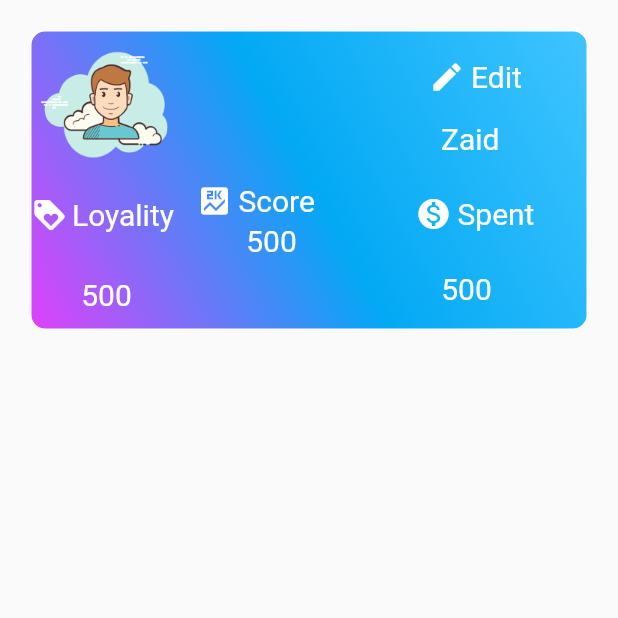
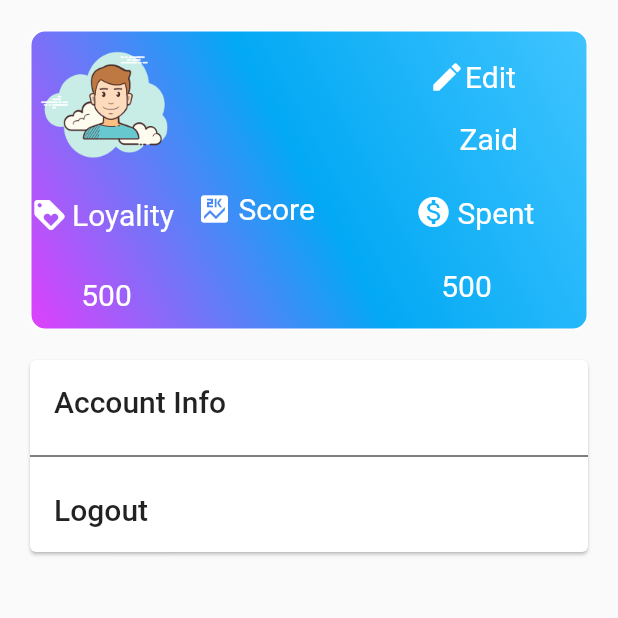
Before and after one commit to MohammedZaid12/Lazawaal, a Flutter app: the screen it shows after launch, on a phone screen of 412 x 824 dp, the top half of it. Run offline on Flutter 3.47's test engine with Material 2 defaults, Android fonts, the phone set to English and light mode, and no system bars; our stand-ins replace image_picker, shared_preferences.

```diff
--- a/lazawaal/lib/Lazawaal/Login.dart
+++ b/lazawaal/lib/Lazawaal/Login.dart
@@ -98,9 +98,9 @@ class LoginState extends State<LazawaalLogin> {
 
                   this.doLogin(map, (LoginAuth log) {
                     print(log.user_id);
-                    loginPrefrence.setString(cKeys.email, log.email);
+                    loginPrefrence.setString(cKeys.email, map["Email"]);
                     loginPrefrence.setBool("isLogin", true);
-                    loginPrefrence.setString(cKeys.token, log.token);
+                    loginPrefrence.setString(cKeys.token, map["Password"]);
 //                    loginPrefrence.setString(cKeys, log.email);
 
                   });
--- a/lazawaal/lib/Lazawaal/User/UserInfo.dart
+++ b/lazawaal/lib/Lazawaal/User/UserInfo.dart
@@ -5,7 +5,10 @@ import 'package:flutter/widgets.dart';
 import 'package:http/http.dart';
 import 'package:lazawaal/Lazawaal/Authentication/GetProfile.dart';
 import 'package:lazawaal/Lazawaal/CommonThings/AllInstances.dart';
+import 'package:lazawaal/Lazawaal/Login.dart';
 import 'package:shared_preferences/shared_preferences.dart';
+
+import 'UserProfile.dart';
 
 class UserCard extends StatefulWidget {
   @override
@@ -38,40 +41,188 @@ class UserCardState extends State<UserCard> {
           height: 200.0,
           width: 1.0,
           decoration: BoxDecoration(
-
               border: Border.all(
                 color: Colors.white,
               ),
               borderRadius: BorderRadius.all(Radius.circular(10)),
-
               gradient: LinearGradient(
                   begin: Alignment.topRight,
                   end: Alignment.bottomLeft,
-              colors: [Colors.lightBlueAccent, Colors.lightBlue  , Colors.purpleAccent])),
+                  colors: [
+                    Colors.lightBlueAccent,
+                    Colors.lightBlue,
+                    Colors.purpleAccent
+                  ])),
 //          color: Colors.lightBlueAccent,
           child: ListView(
             children: <Widget>[
               Row(
-
                 children: <Widget>[
-                  Container(height: 200.0, width: 100.0,child:Column(children: <Widget>[Container(child: userImage(100.0, 100.0  ),),Container(padding: EdgeInsets.all(5.0),) , Row(children: <Widget>[Icon(Icons.loyalty , color: Colors.white,)  , Container(padding: EdgeInsets.only( right:3.0 ),) , Text("Loyality " , style: TextStyle(fontSize: 20.0 , color: Colors.white),),],) ,Container(padding: EdgeInsets.all(15.0),) ,Text("500", style: TextStyle(color: Colors.white , fontSize: 20.0)) ,], ) ),
-                  VerticalDivider(color: Colors.white,
-                    thickness: 2, width: 10,
-                ),Container(margin: EdgeInsets.only(top:20.0),),
-                  Container(height: 45.0, width: 100.0,margin: EdgeInsets.only(top: 47.0) , child: Column(children: <Widget>[Row(children: <Widget>[Icon(Icons.score, color: Colors.white,) , Container(padding: EdgeInsets.all(2.0),) , Text("Score" , style: TextStyle(fontSize: 20.0 , color: Colors.white))],) ,Container(  padding: EdgeInsets.all(3.0),     child:Text("500" , style: TextStyle(fontSize:   20.0 , color: Colors.white)))],),),
- VerticalDivider(color: Colors.white,
-                    thickness: 2, width: 5.0,
+                  Container(
+                      height: 200.0,
+                      width: 100.0,
+                      child: Column(
+                        children: <Widget>[
+                          Container(
+                            child: userImage(100.0, 100.0),
                           ),
-                  Container(height: 200.0, width: 150.0,child: Column(children: <Widget>[Row(children: <Widget>[  Container(margin: EdgeInsets.only(right:50.0,top:10.0),padding: EdgeInsets.only(top: 50.0),), Icon(Icons.edit, color: Colors.white,) , Container(padding: EdgeInsets.all(2.0),) , Text("Edit" , style: TextStyle(fontSize:   20.0 , color: Colors.white))],) , Container( ), Text(" Zaid" ,  style: TextStyle(fontSize:   20.0 , color: Colors.white) , ) , Container(margin: EdgeInsets.only(right:50.0) , padding: EdgeInsets.only(right: 40.0))  , Row(children: <Widget>[  Container(margin: EdgeInsets.only(right:41.0,top:10.0),padding: EdgeInsets.only(top: 67.0),), Icon(Icons.monetization_on, color: Colors.white,) , Container(padding: EdgeInsets.all(2.0),) , Text("Spent" , style: TextStyle(fontSize:   20.0 , color: Colors.white))],), Text("500" , style: TextStyle(fontSize:   20.0 , color: Colors.white))],),),
+                          Container(
+                            padding: EdgeInsets.all(5.0),
+                          ),
+                          Row(
+                            children: <Widget>[
+                              Icon(
+                                Icons.loyalty,
+                                color: Colors.white,
+                              ),
+                              Container(
+                                padding: EdgeInsets.only(right: 3.0),
+                              ),
+                              Text(
+                                "Loyality ",
+                                style: TextStyle(
+                                    fontSize: 20.0, color: Colors.white),
+                              ),
                             ],
                           ),
-//
+                          Container(
+                            padding: EdgeInsets.all(15.0),
+                          ),
+                          Text("500",
+                              style: TextStyle(
+                                  color: Colors.white, fontSize: 20.0)),
+                        ],
+                      )),
+                  VerticalDivider(
+                    color: Colors.white,
+                    thickness: 2,
+                    width: 10,
+                  ),
+                  Container(
+                    height: 35.0,
+                    width: 100.0,
+                    margin: EdgeInsets.only(top: 47.0),
+                    child: Column(
+                      children: <Widget>[
+                        Row(
+                          children: <Widget>[
+                            Icon(
+                              Icons.score,
+                              color: Colors.white,
+                            ),
+                            Container(
+                              padding: EdgeInsets.all(2.0),
+                            ),
+                            Text("Score",
+                                style: TextStyle(
+                                    fontSize: 20.0, color: Colors.white))
+                          ],
+                        ),
+//                        Container(
+//                            padding: EdgeInsets.all(3.0),
+//                            child: Text("500",
+//                                style: TextStyle(
+//                                    fontSize: 20.0, color: Colors.white)))
+                      ],
+                    ),
+                  ),
+                  VerticalDivider(
+                    color: Colors.white,
+                    thickness: 2,
+                    width: 5.0,
+                  ),
+                  Container(
+                    height: 200.0,
+                    width: 150.0,
+                    child: Column(
+                      children: <Widget>[
+                        Row(
+                          children: <Widget>[
+                            Container(
+                              margin: EdgeInsets.only(right: 50.0, top: 10.0),
+                              padding: EdgeInsets.only(top: 50.0),
+                            ),
+                            Icon(
+                              Icons.edit,
+                              color: Colors.white,
+                            ),
+                            Text("Edit",
+                                style: TextStyle(
+                                    fontSize: 20.0, color: Colors.white))
+                          ],
+                        ),
+                        Text(
+                          "      Zaid",
+                          style: TextStyle(fontSize: 20.0, color: Colors.white),
+                        ),
+                        Container(
+                            margin: EdgeInsets.only(right: 50.0),
+                            padding: EdgeInsets.only(right: 40.0)),
+                        Row(
+                          children: <Widget>[
+                            Container(
+                              margin: EdgeInsets.only(right: 41.0, top: 10.0),
+                              padding: EdgeInsets.only(top: 65.0),
+                            ),
+                            Icon(
+                              Icons.monetization_on,
+                              color: Colors.white,
+                            ),
+                            Container(
+                              padding: EdgeInsets.all(2.0),
+                            ),
+                            Text("Spent",
+                                style: TextStyle(
+                                    fontSize: 20.0, color: Colors.white))
+                          ],
+                        ),
+                        Text("500",
+                            style:
+                                TextStyle(fontSize: 20.0, color: Colors.white))
+                      ],
+                    ),
+                  ),
+                ],
+              ),
+
+            ],
+          ),
+        ),
+
+        Card(
+
+margin: EdgeInsets.all(20.0),
+          child: Column(
+            children: <Widget>[
+              ListTile(
+                title: Text("Account Info" , style: TextStyle(fontSize: 20.0 , fontWeight: FontWeight.w500),),
+                onTap: (){
+                  Navigator.push(context, MaterialPageRoute(builder:(context)=>UserGetProfile()));
+                },
+              ),
+              Divider(color: Colors.black,),
+              ListTile(
+                title: Text("Logout " , style: TextStyle(fontSize: 20.0 , fontWeight: FontWeight.w500),),
+                onTap: ()async{
+                  SharedPreferences prefs = await SharedPreferences.getInstance();
+    prefs.remove(cKeys.token);
+    prefs.remove(cKeys.email);
+    prefs.remove("isLogin");
+    print("destroyed");
+    Navigator.pushReplacement(context,
+    MaterialPageRoute(builder: (BuildContext ctx) => LazawaalLogin()));
+
+                },
+              )
+            ],
+          ),
 
 
 
-            ],
-          ),
+
+
         )
+
       ]),
     );
   }
@@ -82,7 +233,6 @@ class UserCardState extends State<UserCard> {
       image: assetImage,
       width: margin,
       height: height,
-
     );
     return Container(
       child: image,
```
Also changed, not shown: lazawaal/lib/Lazawaal/User/UserProfile.dart (added, +85 -0 lines). Lines whose indentation alone changed are shown as unchanged.
